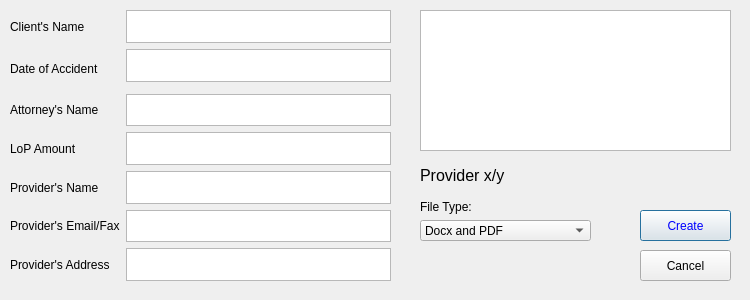
First picture: the form in gui/LOP.ui, repository RDNelson26/DocuLegal_Project, before the edit.
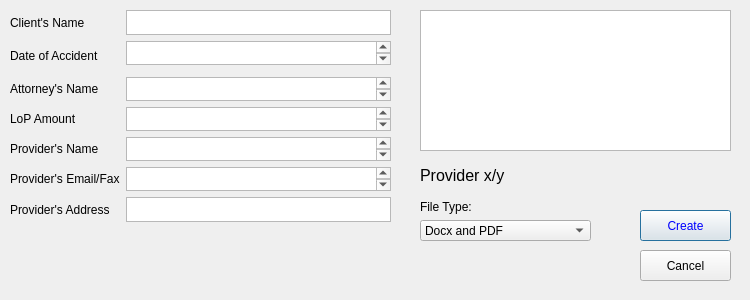
Second picture: the form after the edit.

```diff
--- a/gui/LOP.ui
+++ b/gui/LOP.ui
@@ -63,7 +63,7 @@
      <x>10</x>
      <y>10</y>
      <width>381</width>
-     <height>271</height>
+     <height>231</height>
     </rect>
    </property>
    <layout class="QGridLayout" name="gridLayout">
@@ -137,6 +137,16 @@
       </property>
      </widget>
     </item>
+    <item row="8" column="1">
+     <widget class="QLabel" name="label_9">
+      <property name="text">
+       <string/>
+      </property>
+     </widget>
+    </item>
+    <item row="1" column="1">
+     <widget class="QPlainTextEdit" name="plainTextEdit_2"/>
+    </item>
    </layout>
   </widget>
   <widget class="QPushButton" name="pushButton">
```
Left out of the diff: 25 changed lines with no effect on the pictures.
